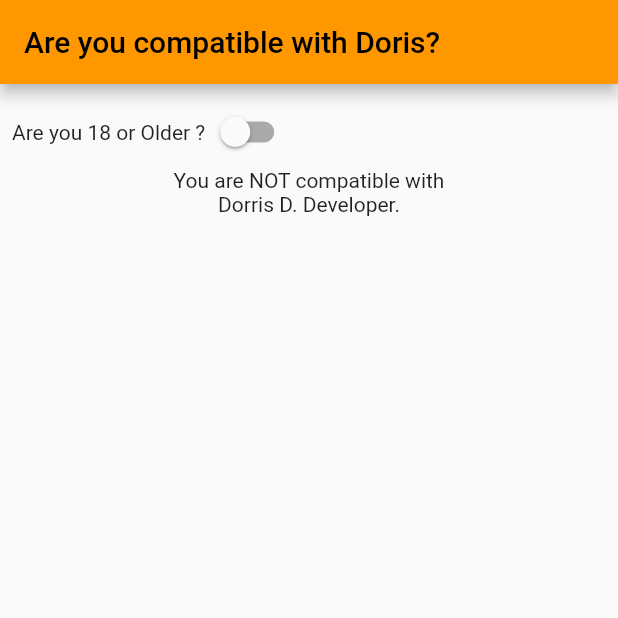
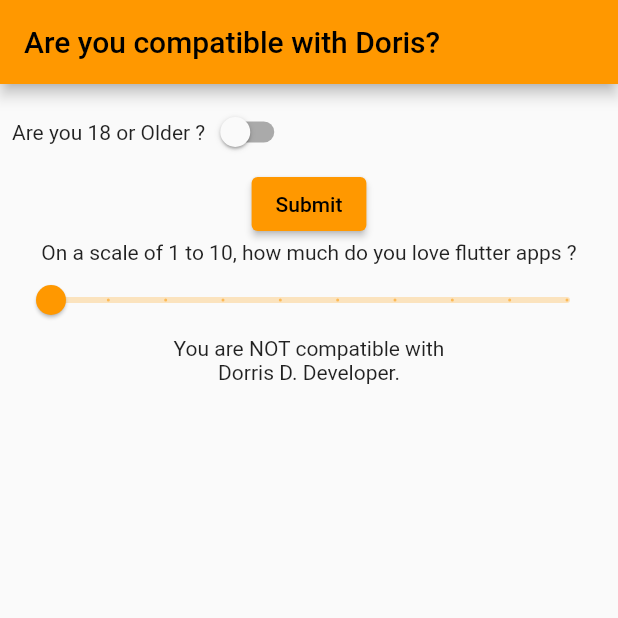
Before and after one commit to not-diba/flutter_playground, a Flutter app: the screen it shows after launch, on a phone screen of 412 x 824 dp, the top half of it. Run offline on Flutter 3.47's test engine with Material 2 defaults, Android fonts, the phone set to English and light mode, and no system bars.

Commit message:
Sliders? But doesnt work

```diff
--- a/lib/main.dart
+++ b/lib/main.dart
@@ -66,17 +66,55 @@ class _MyHomePageState extends State<MyHomePage> {
   }
 
   Widget _buildResultArea() {
-    return Text(
-      _messageToUser,
-      textAlign: TextAlign.center,
+    double loveFlutterSliderValue = 1.0;
+
+    return Column(
+      children: <Widget>[
+        ElevatedButton(
+          onPressed: _updateResults,
+          child: const Text("Submit"),
+        ),
+        const SizedBox(width: 15.0),
+        const Text(
+            "On a scale of 1 to 10, how much do you love flutter apps ?"),
+        Slider(
+          min: 1.0,
+          max: 10.0,
+          divisions: 9,
+          value: loveFlutterSliderValue,
+          onChanged: _updateLoveFlutterSlider,
+          label: "${loveFlutterSliderValue.toInt()}",
+        ),
+        Text(
+          _messageToUser,
+          textAlign: TextAlign.center,
+        )
+      ],
     );
+  }
+
+  void _updateLoveFlutterSlider(double x) {
+    setState(() {
+      loveFlutterSliderValue = x;
+    });
+  }
+
+  void _updateResults() {
+    setState(() {
+      _messageToUser =
+          _youAre + (loveFlutterSliderValue >= 8 ? " " : " NOT ") + _compatible;
+    });
   }
 
   void _updateAgeSwitch(bool x) {
     setState(() {
       _ageSwitchValue = x;
-      _messageToUser =
-          _youAre + (_ageSwitchValue ? " " : " NOT ") + _compatible;
     });
   }
+
+  // void _updateResults() {
+  //   setState(() {
+  //     _messageToUser = "You are${_ageSwitchValue ? " " : " NOT "}$_compatible";
+  //   });
+  // }
 }
```
